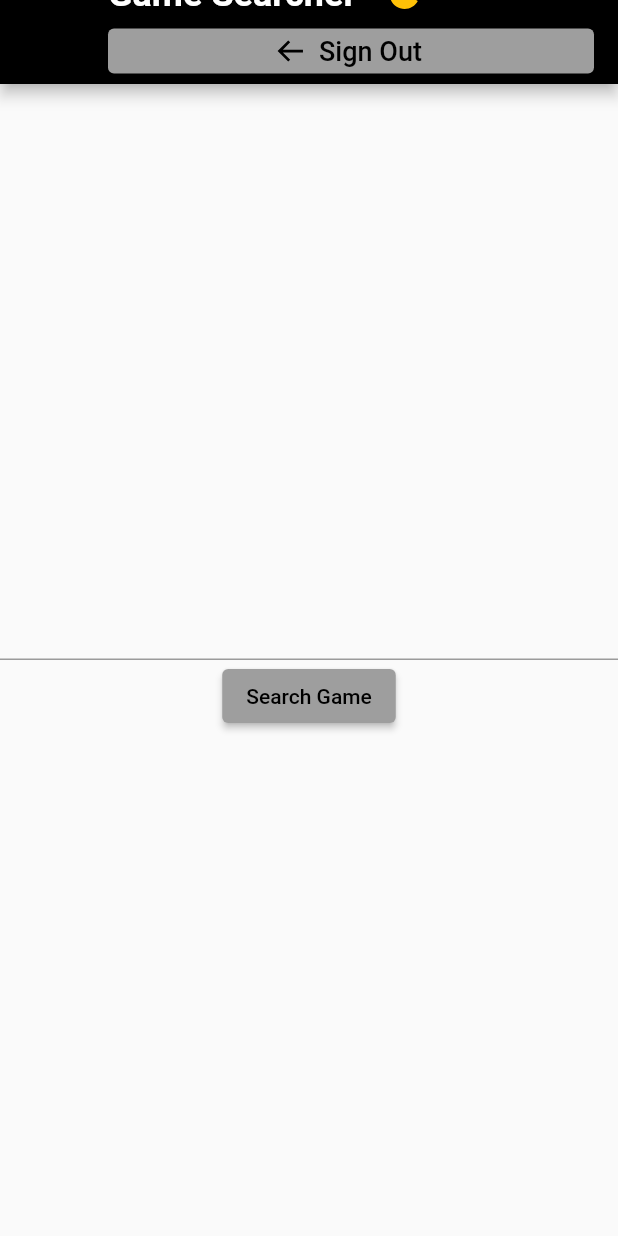
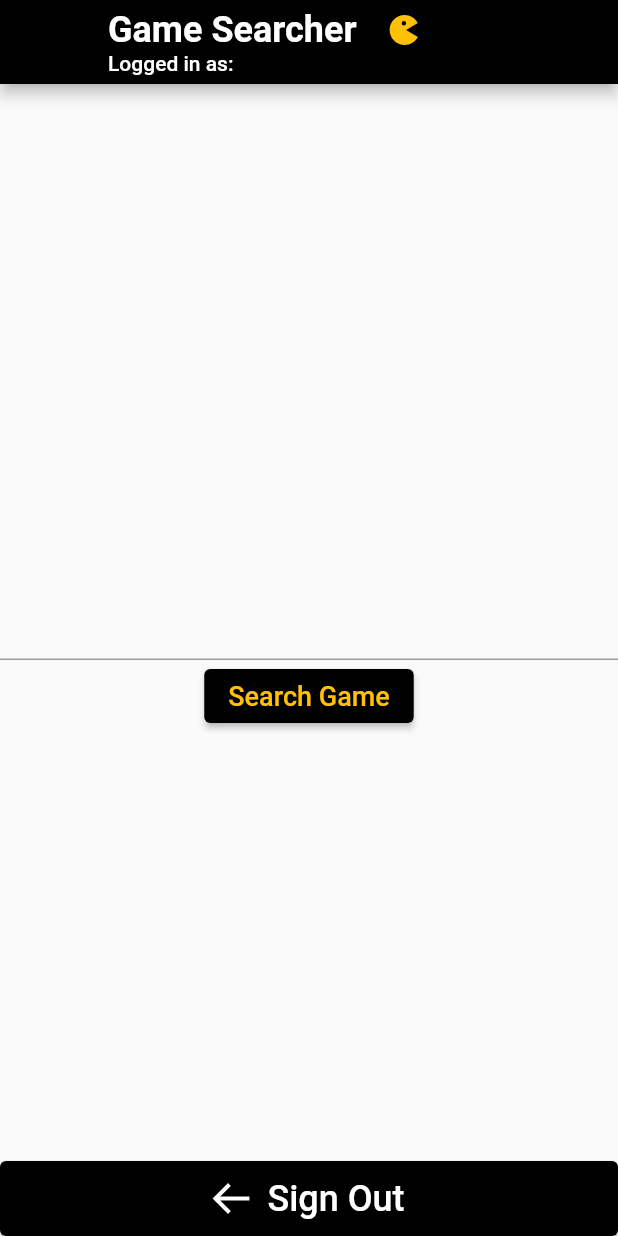
Before and after one commit to Taks7/Flutter-App-With-Firebase, a Flutter app: the search_games screen opened by its route, on a phone screen of 412 x 824 dp. Run offline on Flutter 3.47's test engine with Material 2 defaults, Android fonts, the phone set to English and light mode, and no system bars; our stand-ins replace cloud_firestore, file_picker, firebase_auth, firebase_core, firebase_storage, flutter_rating_bar and 2 more; missing offline and left inert: flutter_animated_button; accounts and stored records are empty.

Commit message:
Added a button to logOut + search Games better UI

```diff
--- a/games_score/lib/screens/search_games.dart
+++ b/games_score/lib/screens/search_games.dart
@@ -40,18 +40,6 @@ class _search_gamesState extends State<search_games> {
               )
             ],
           ),
-          ElevatedButton.icon(
-            style: ElevatedButton.styleFrom(minimumSize: Size.fromHeight(30)),
-            icon: Icon(
-              BoxIcons.bx_arrow_back,
-              size: 22,
-            ),
-            label: Text(
-              "Sign Out",
-              style: TextStyle(fontSize: 18),
-            ),
-            onPressed: (() => FirebaseAuth.instance.signOut()),
-          ),
           Row(
             children: [
               Text(
@@ -74,7 +62,13 @@ class _search_gamesState extends State<search_games> {
               controller: controller,
             ),
             ElevatedButton(
-              child: const Text("Search Game"),
+              style: ElevatedButton.styleFrom(
+                backgroundColor: Colors.black,
+              ),
+              child: const Text(
+                "Search Game",
+                style: TextStyle(color: Colors.amber, fontSize: 18),
+              ),
               onPressed: () {
                 title = controller.text;
                 Navigator.of(context).pushNamed(
@@ -86,6 +80,46 @@ class _search_gamesState extends State<search_games> {
           ],
         ),
       ),
+      bottomSheet: BottomSheet(
+        builder: (BuildContext context) {
+          return ElevatedButton.icon(
+            style: ElevatedButton.styleFrom(
+                minimumSize: Size.fromHeight(50),
+                backgroundColor: Colors.black),
+            icon: Icon(BoxIcons.bx_arrow_back, size: 32, color: Colors.white),
+            label: Text(
+              "Sign Out",
+              style: TextStyle(fontSize: 24, color: Colors.white),
+            ),
+            onPressed: () {
+              FirebaseAuth.instance.signOut();
+              setState(() {
+                Navigator.of(context).pop();
+              });
+            },
+          );
+        },
+        onClosing: () {},
+      ),
     );
   }
 }
+/*
+ElevatedButton.icon(
+            style: ElevatedButton.styleFrom(minimumSize: Size.fromHeight(30)),
+            icon: Icon(
+              BoxIcons.bx_arrow_back,
+              size: 22,
+            ),
+            label: Text(
+              "Sign Out",
+              style: TextStyle(fontSize: 18),
+            ),
+            onPressed: () {
+              FirebaseAuth.instance.signOut();
+              setState(() {
+                Navigator.of(context).pop();
+              });
+            },
+          ),
+*/
```
